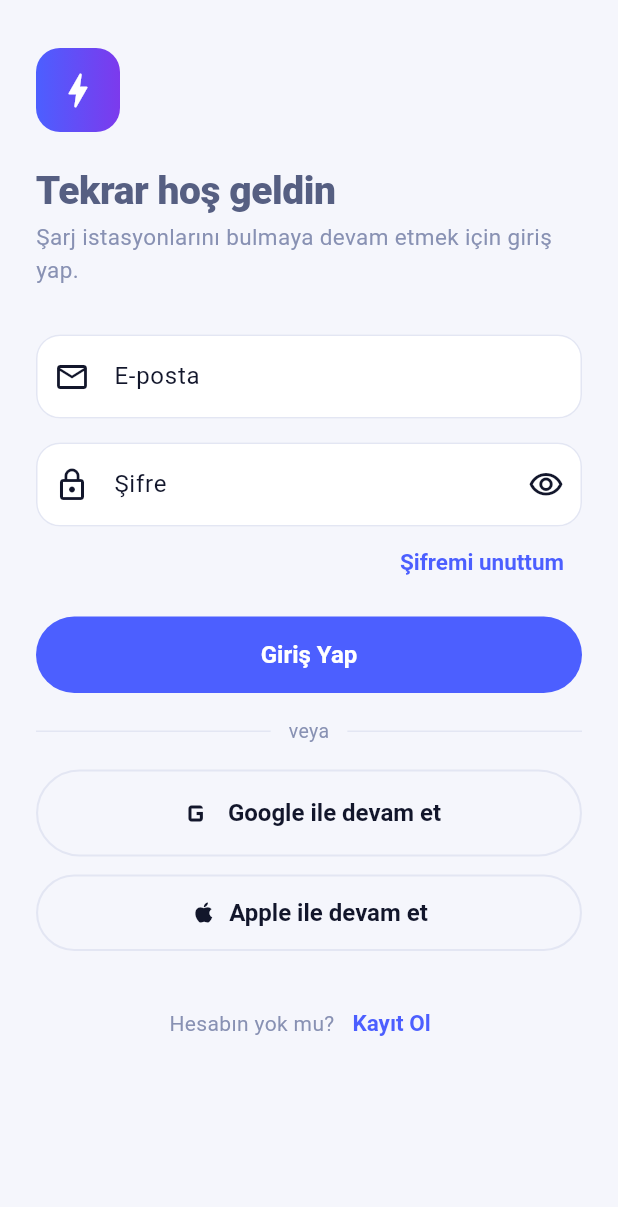
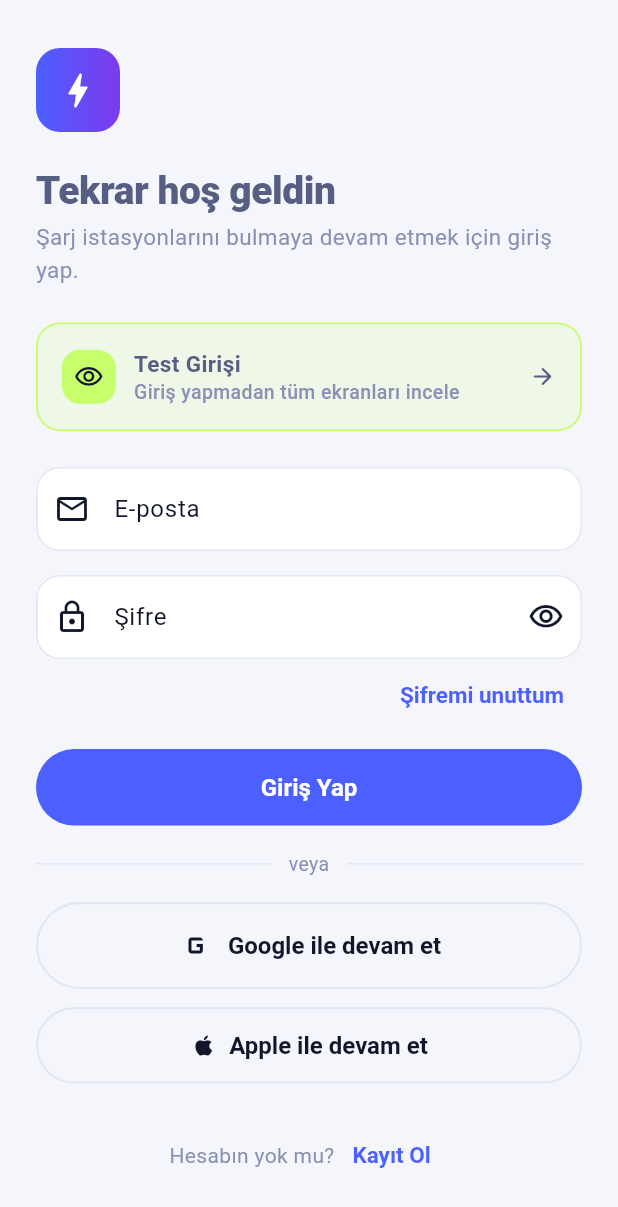
Before and after one commit to ferdidrgn/Voltavia, a Flutter app: the LoginScreen screen opened directly, on a phone screen of 412 x 824 dp. Shown: the top 1207 px of the screen. Run offline on Flutter 3.47's test engine with Material 3 defaults, Android fonts, the phone set to English and light mode, and no system bars.

Commit message:
Add test entry shortcut to login screen
Lets reviewers jump straight into the app (bottom navbar + all
screens) without going through the mock login form.

```diff
--- a/lib/features/auth/login_screen.dart
+++ b/lib/features/auth/login_screen.dart
@@ -51,7 +51,9 @@ class _LoginScreenState extends State<LoginScreen> {
                 'Şarj istasyonlarını bulmaya devam etmek için giriş yap.',
                 style: AppTextStyles.body.copyWith(color: muted),
               ),
-              const SizedBox(height: AppSpacing.xl),
+              const SizedBox(height: AppSpacing.lg),
+              _TestEntryBanner(onTap: _continue),
+              const SizedBox(height: AppSpacing.lg),
               const TextField(
                 keyboardType: TextInputType.emailAddress,
                 decoration: InputDecoration(
@@ -130,3 +132,58 @@ class _LoginScreenState extends State<LoginScreen> {
     );
   }
 }
+
+/// UI/UX incelemesi için giriş yapmadan uygulamaya erişim sağlayan kısayol.
+/// Yalnızca tasarım/mockup aşamasında kullanılır; gerçek Firebase Authentication
+/// bağlandığında bu banner kaldırılmalıdır.
+class _TestEntryBanner extends StatelessWidget {
+  final VoidCallback onTap;
+
+  const _TestEntryBanner({required this.onTap});
+
+  @override
+  Widget build(BuildContext context) {
+    return Material(
+      color: AppColors.brandSecondary.withValues(alpha: 0.14),
+      borderRadius: BorderRadius.circular(AppRadius.md),
+      child: InkWell(
+        borderRadius: BorderRadius.circular(AppRadius.md),
+        onTap: onTap,
+        child: Container(
+          padding: const EdgeInsets.all(AppSpacing.md),
+          decoration: BoxDecoration(
+            borderRadius: BorderRadius.circular(AppRadius.md),
+            border: Border.all(color: AppColors.brandSecondary, width: 1.2),
+          ),
+          child: Row(
+            children: [
+              Container(
+                width: 36,
+                height: 36,
+                decoration: BoxDecoration(
+                  color: AppColors.brandSecondary,
+                  borderRadius: BorderRadius.circular(AppSpacing.sm),
+                ),
+                child: const Icon(Icons.visibility_outlined, color: Color(0xFF12162B), size: 20),
+              ),
+              const SizedBox(width: AppSpacing.sm),
+              Expanded(
+                child: Column(
+                  crossAxisAlignment: CrossAxisAlignment.start,
+                  children: [
+                    Text('Test Girişi', style: AppTextStyles.bodyStrong),
+                    Text(
+                      'Giriş yapmadan tüm ekranları incele',
+                      style: AppTextStyles.caption.copyWith(color: context.voltaviaColors.textMuted),
+                    ),
+                  ],
+                ),
+              ),
+              const Icon(Icons.arrow_forward_rounded, size: 18),
+            ],
+          ),
+        ),
+      ),
+    );
+  }
+}
```
